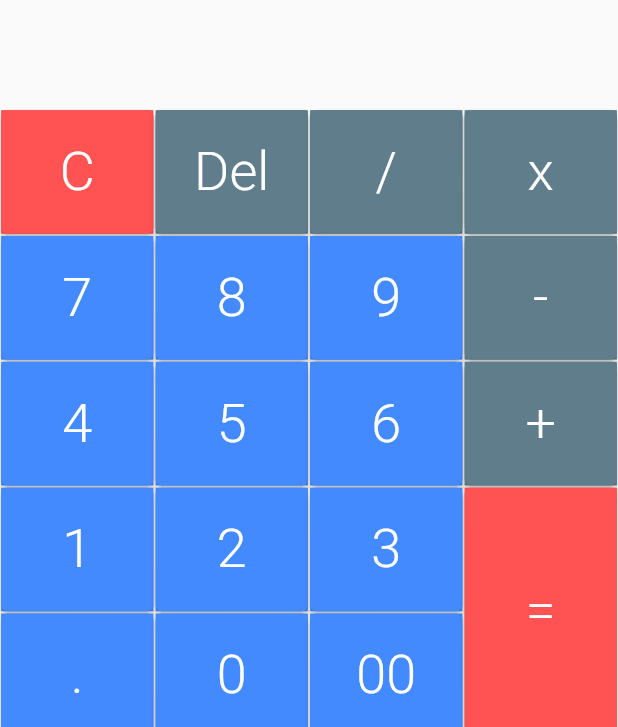
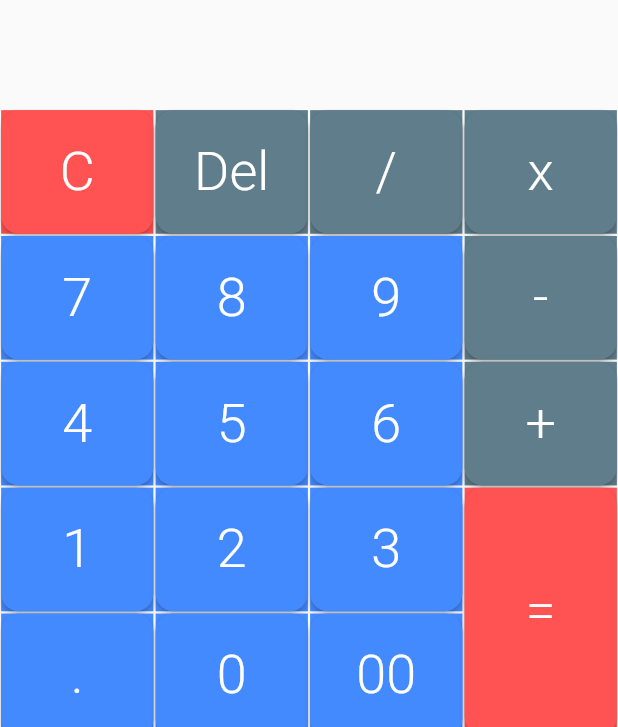
Before and after one commit to itsMike05/Flutter-Calc, a Flutter app: the screen it shows after launch, on a phone screen of 412 x 824 dp. Shown: the part 509-1236 px from the top of the screen. Run offline on Flutter 3.47's test engine with Material 2 defaults, Android fonts, the phone set to English and light mode, and no system bars; our stand-ins replace math_expressions.

Commit message:
Tiknering with the UI

```diff
--- a/lib/main.dart
+++ b/lib/main.dart
@@ -79,7 +79,11 @@ class _SimpleCalcState extends State<SimpleCalc> {
         color: buttonColor,
         child: ElevatedButton(
           onPressed: () => buttonPressed(buttonText),
-          style: ElevatedButton.styleFrom(backgroundColor: buttonColor),
+          style: ElevatedButton.styleFrom(
+              backgroundColor: buttonColor,
+              shape: RoundedRectangleBorder(
+                borderRadius: BorderRadius.circular(12),
+              )),
           child: Text(
             buttonText,
             textAlign: TextAlign.center,
```
